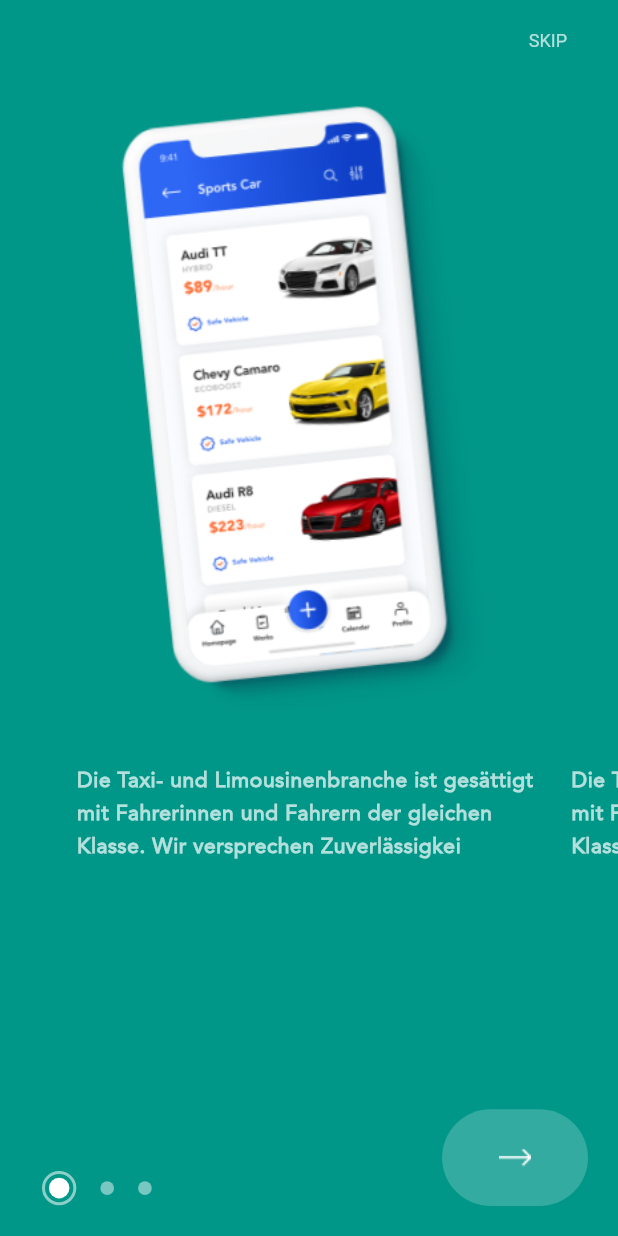
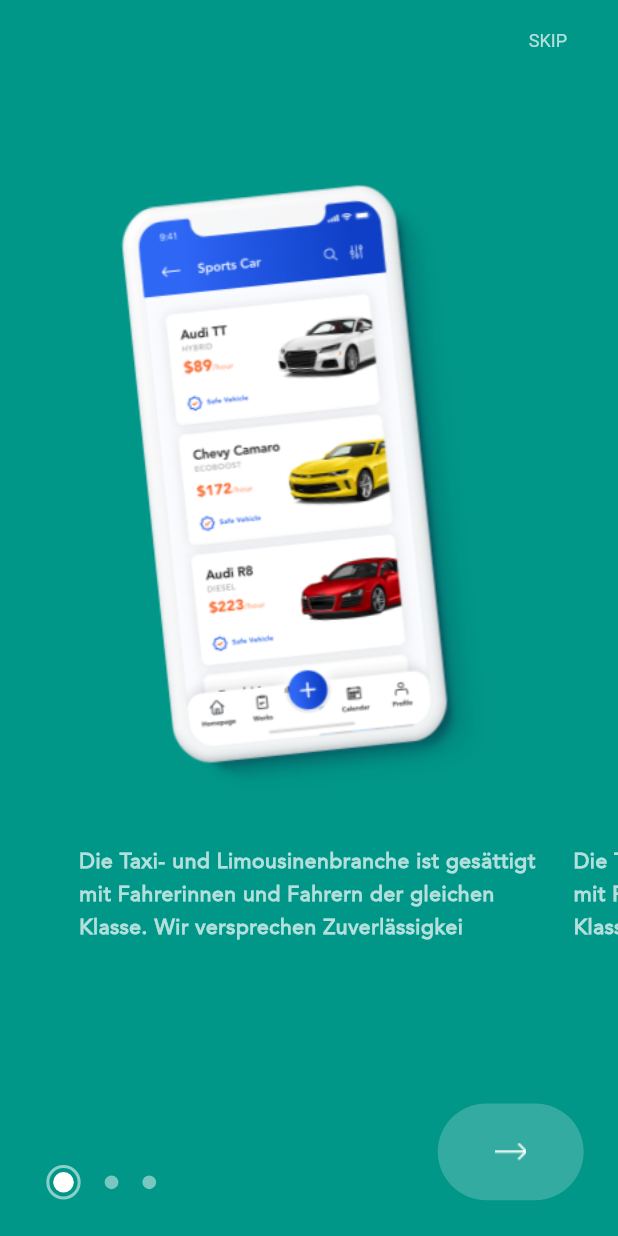
Before and after one commit to maazkhan1998/taxi4you, a Flutter app: the screen it shows after launch, on a phone screen of 412 x 824 dp. Run offline on Flutter 3.47's test engine with Material 2 defaults, Android fonts, the light colour scheme and no system bars; our stand-ins replace flutter_screenutil; Roboto replaces fonts that are missing (medium).

Commit message:
mubeen work

```diff
--- a/lib/main.dart
+++ b/lib/main.dart
@@ -3,10 +3,6 @@ import 'package:flutter/services.dart';
 import 'package:flutter_screenutil/flutter_screenutil.dart';
 
 import 'screens/onboarding.dart';
-import 'screens/onboarding.dart';
-import 'screens/videos.dart';
-import 'screens/ourfleet.dart';
-import 'screens/home.dart';
 
 void main() {
   WidgetsFlutterBinding.ensureInitialized();
--- a/lib/screens/onboarding.dart
+++ b/lib/screens/onboarding.dart
@@ -49,7 +49,7 @@ class _OnBoardingScrState extends State<OnBoardingScr> {
             value = (1 - (value.abs() * 0.5)).clamp(0.0, 1);
          }
          return new SizedBox(
-            height: Curves.easeIn.transform(value) * 500,
+            height: Curves.easeIn.transform(value) * ScreenUtil().setHeight(500),
             child: child
          ,);
          },
@@ -57,13 +57,13 @@ class _OnBoardingScrState extends State<OnBoardingScr> {
           child: Column(
         crossAxisAlignment: CrossAxisAlignment.center,
         children: [
-          Image.asset(img, height:MySize.getScaledSizeHeight(399)),
+          Image.asset(img, height:MySize.getScaledSizeHeight(400)),
           SizedBox(
             height: ScreenUtil().setHeight(20.0),
           ),
           Container(
               width: double.infinity,
-              padding: EdgeInsets.symmetric(horizontal: 10.0),
+              padding: EdgeInsets.symmetric(horizontal: ScreenUtil().setWidth(10)),
               child: Text(
                 descr,
                 textAlign: TextAlign.left,
@@ -146,7 +146,7 @@ class _OnBoardingScrState extends State<OnBoardingScr> {
                       color: Colors.white.withOpacity(0.7),fontSize: 12.0),
                   )),
             ),
-            SizedBox(height:MySize.getScaledSizeHeight(30)),
+            SizedBox(height:MySize.getScaledSizeHeight(80)),
             Expanded(
                 child: PageView.builder(
                   controller: controller,
@@ -162,8 +162,8 @@ class _OnBoardingScrState extends State<OnBoardingScr> {
               introPage(assetList[i], 'Die Taxi- und Limousinenbranche ist gesättigt mit Fahrerinnen und Fahrern der gleichen Klasse. Wir versprechen Zuverlässigkei', i),
             )),
             Container(
-              margin: EdgeInsets.only(bottom: 20.0),
-              padding: EdgeInsets.symmetric(horizontal: 20.0),
+              margin: EdgeInsets.only(bottom: ScreenUtil().setHeight(20)),
+              padding: EdgeInsets.symmetric(horizontal: ScreenUtil().setWidth(20)),
               height: ScreenUtil().setHeight(80.0),
               width: double.infinity,
               child: Row(
--- a/lib/screens/videos.dart
+++ b/lib/screens/videos.dart
@@ -1,6 +1,5 @@
 import 'package:flutter/material.dart';
 import 'package:flutter_screenutil/flutter_screenutil.dart';
-import '../utils/SizeConfig.dart';
 import '../widgets/videoCard.dart';
 
 class VideosScr extends StatefulWidget {
```
